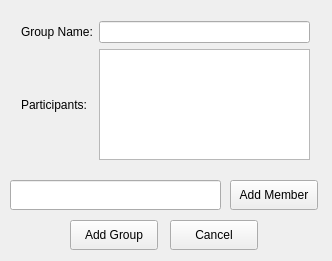
allenh1/timefuse-client, file add_group.ui: the form before one commit.
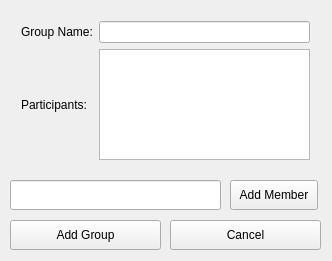
The form after the commit.

```diff
--- a/add_group.ui
+++ b/add_group.ui
@@ -50,7 +50,7 @@
     <rect>
      <x>170</x>
      <y>220</y>
-     <width>88</width>
+     <width>151</width>
      <height>30</height>
     </rect>
    </property>
@@ -61,9 +61,9 @@
   <widget class="QPushButton" name="add_group_button">
    <property name="geometry">
     <rect>
-     <x>70</x>
+     <x>10</x>
      <y>220</y>
-     <width>88</width>
+     <width>151</width>
      <height>30</height>
     </rect>
    </property>
```
